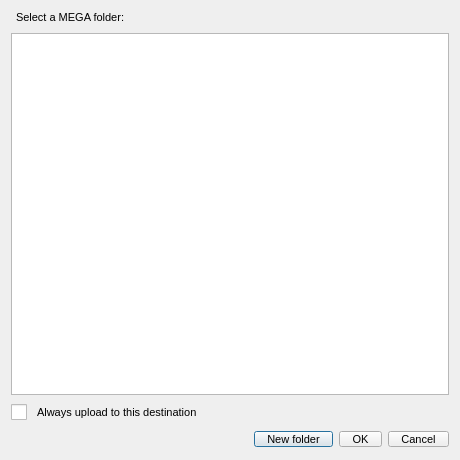
First picture: the form in src/MEGASync/gui/win/NodeSelector.ui, repository meganz/MEGAsync, before the edit.
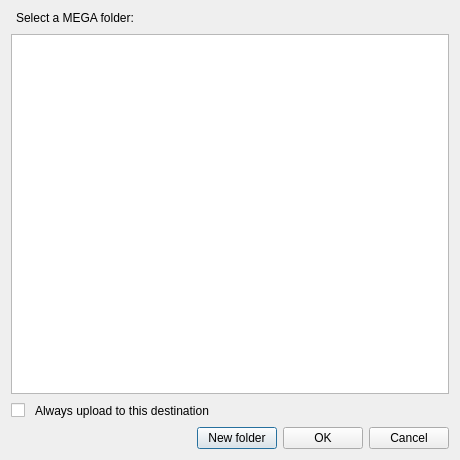
Second picture: the form after the edit.

```diff
--- a/src/MEGASync/gui/win/NodeSelector.ui
+++ b/src/MEGASync/gui/win/NodeSelector.ui
@@ -17,34 +17,7 @@
    <string>Folder Selection</string>
   </property>
   <property name="styleSheet">
-   <string notr="true">QWidget
-{
-font-size: 11px;
-}
-
-QCheckBox::indicator {
-     width: 16px;
-     height: 16px;
- }
-
-QRadioButton::indicator {
-     width: 16px;
-     height: 16px;
- }
-
-QScrollBar:horizontal {
-height: 16px;
-}
-
-QPushButton
-{
-    min-height: 14px;
-	height: 14px;
-	padding-right: 12px;
-	padding-left: 12px;
-}
-
-#cbAlwaysUploadToLocation
+   <string notr="true">#cbAlwaysUploadToLocation
 {
     spacing: 10px;
 }</string>
@@ -59,9 +32,7 @@
    <item>
     <widget class="QLabel" name="label">
      <property name="font">
-      <font>
-       <pointsize>-1</pointsize>
-      </font>
+      <font/>
      </property>
      <property name="focusPolicy">
       <enum>Qt::StrongFocus</enum>
@@ -86,7 +57,7 @@
       <bool>true</bool>
      </property>
      <attribute name="headerDefaultSectionSize">
-      <number>23</number>
+      <number>25</number>
      </attribute>
     </widget>
    </item>
@@ -136,7 +107,7 @@
         <property name="minimumSize">
          <size>
           <width>0</width>
-          <height>22</height>
+          <height>0</height>
          </size>
         </property>
         <property name="text">
@@ -149,7 +120,7 @@
         <property name="minimumSize">
          <size>
           <width>0</width>
-          <height>22</height>
+          <height>0</height>
          </size>
         </property>
         <property name="text">
@@ -162,7 +133,7 @@
         <property name="minimumSize">
          <size>
           <width>0</width>
-          <height>22</height>
+          <height>0</height>
          </size>
         </property>
         <property name="text">
```
